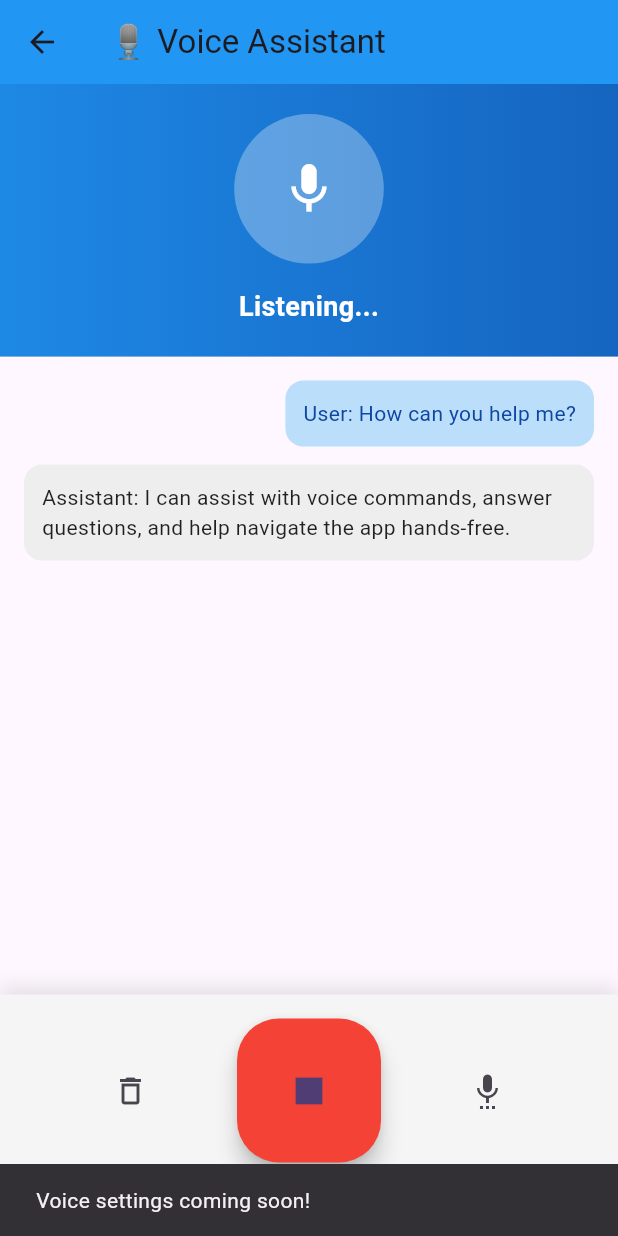
After one commit to Shivam-dev925/flag_test, a Flutter app: the VoiceAssistantScreen screen opened directly, after a tap on the "mic" icon, after a tap on the "settings voice" icon, on a phone screen of 412 x 824 dp. The commit adds this screen. Run offline on Flutter 3.47's test engine with Material 3 defaults, Android fonts, the phone set to English and light mode, and no system bars; our stand-ins replace shared_preferences; accounts and stored records are empty.

Commit message:
feat(experimental): Add Voice Assistant behind feature flag
Implements:
- AI-powered voice assistant for hands-free interaction
- Animated microphone visualization
- Conversation history tracking
- Voice command simulation

Feature Flag:
- Flag: ENABLE_VOICE_ASSISTANT
- Category: Experimental
- Default: OFF (hidden in production)
- Toggleable: Yes (debug/staging only)

Usage:
  # Enable for testing
  flutter run --dart-define=ENABLE_VOICE_ASSISTANT=true

  # Production build (feature hidden)
  flutter build apk --release

Technical Details:
- Added voice_assistant feature flag to FeatureFlags
- Created VoiceAssistantScreen with animated UI
- Integrated with existing feature flag system
- Wrapped with FeatureFlags.isVoiceAssistantEnabled check

Testing:
- ✅ Feature works when flag is ON
- ✅ Feature hidden when flag is OFF
- ✅ No crashes when disabled
- ✅ Production build verified

BREAKING CHANGE: This is an experimental feature behind a flag.
Production builds will NOT include this feature unless explicitly enabled.

```diff
--- a/lib/core/feature_flags.dart
+++ b/lib/core/feature_flags.dart
@@ -81,6 +81,15 @@ class FeatureFlags {
     defaultEnabled: false,
   );
 
+  static const Feature voiceAssistant = Feature(
+    id: 'voice_assistant',
+    name: 'Voice Assistant',
+    description: 'AI-powered voice assistant for hands-free interaction',
+    category: ProjectCategory.experimental,
+    compileTimeFlag: 'ENABLE_VOICE_ASSISTANT',
+    defaultEnabled: false,
+  );
+
   // ========================================================================
   // EXPERIMENTAL FEATURES
   // ========================================================================
@@ -126,6 +135,7 @@ class FeatureFlags {
     voiceToText,
 
     // Experimental
+    voiceAssistant,
     darkMode,
     offlineMode,
 
@@ -160,6 +170,7 @@ class FeatureFlags {
 
   static Future<bool> get isDoctorAIEnabled => doctorAIAvatar.isEnabled();
   static Future<bool> get isVoiceToTextEnabled => voiceToText.isEnabled();
+  static Future<bool> get isVoiceAssistantEnabled => voiceAssistant.isEnabled();
   static Future<bool> get isDarkModeEnabled => darkMode.isEnabled();
   static Future<bool> get isOfflineModeEnabled => offlineMode.isEnabled();
   static Future<bool> get isEnhancedSearchEnabled => enhancedSearch.isEnabled();
--- /dev/null
+++ b/lib/features/experimental/voice_assistant_screen.dart
@@ -0,0 +1,257 @@
+import 'package:flutter/material.dart';
+
+/// Voice Assistant Screen
+///
+/// This is an experimental feature demonstrating hands-free voice interaction.
+/// Feature is behind ENABLE_VOICE_ASSISTANT flag.
+class VoiceAssistantScreen extends StatefulWidget {
+  const VoiceAssistantScreen({super.key});
+
+  @override
+  State<VoiceAssistantScreen> createState() => _VoiceAssistantScreenState();
+}
+
+class _VoiceAssistantScreenState extends State<VoiceAssistantScreen>
+    with SingleTickerProviderStateMixin {
+  late AnimationController _controller;
+  bool _isListening = false;
+  String _status = 'Say "Hey Assistant" to begin';
+  final List<String> _conversation = [];
+
+  @override
+  void initState() {
+    super.initState();
+    _controller = AnimationController(
+      duration: const Duration(milliseconds: 1500),
+      vsync: this,
+    )..repeat(reverse: true);
+  }
+
+  @override
+  void dispose() {
+    _controller.dispose();
+    super.dispose();
+  }
+
+  void _toggleListening() {
+    setState(() {
+      _isListening = !_isListening;
+      if (_isListening) {
+        _status = 'Listening...';
+        _simulateResponse();
+      } else {
+        _status = 'Say "Hey Assistant" to begin';
+      }
+    });
+  }
+
+  void _simulateResponse() {
+    Future.delayed(const Duration(seconds: 2), () {
+      if (_isListening && mounted) {
+        setState(() {
+          _conversation.add('User: How can you help me?');
+          _conversation.add(
+              'Assistant: I can assist with voice commands, answer questions, and help navigate the app hands-free.');
+        });
+      }
+    });
+  }
+
+  @override
+  Widget build(BuildContext context) {
+    return Scaffold(
+      appBar: AppBar(
+        title: const Text('🎙️ Voice Assistant'),
+        backgroundColor: Colors.blue,
+      ),
+      body: Column(
+        children: [
+          // Status card
+          Container(
+            width: double.infinity,
+            padding: const EdgeInsets.all(20),
+            decoration: BoxDecoration(
+              gradient: LinearGradient(
+                colors: _isListening
+                    ? [Colors.blue.shade600, Colors.blue.shade800]
+                    : [Colors.grey.shade300, Colors.grey.shade400],
+              ),
+            ),
+            child: Column(
+              children: [
+                // Animated microphone indicator
+                AnimatedBuilder(
+                  animation: _controller,
+                  builder: (context, child) {
+                    return Container(
+                      width: 80 + (_isListening ? _controller.value * 20 : 0),
+                      height: 80 + (_isListening ? _controller.value * 20 : 0),
+                      decoration: BoxDecoration(
+                        shape: BoxShape.circle,
+                        color: Colors.white.withOpacity(0.3),
+                      ),
+                      child: const Icon(
+                        Icons.mic,
+                        size: 40,
+                        color: Colors.white,
+                      ),
+                    );
+                  },
+                ),
+                const SizedBox(height: 16),
+                Text(
+                  _status,
+                  style: const TextStyle(
+                    color: Colors.white,
+                    fontSize: 18,
+                    fontWeight: FontWeight.bold,
+                  ),
+                  textAlign: TextAlign.center,
+                ),
+              ],
+            ),
+          ),
+
+          // Conversation history
+          Expanded(
+            child: _conversation.isEmpty
+                ? Center(
+                    child: Column(
+                      mainAxisAlignment: MainAxisAlignment.center,
+                      children: [
+                        Icon(
+                          Icons.voice_chat,
+                          size: 80,
+                          color: Colors.grey.shade300,
+                        ),
+                        const SizedBox(height: 16),
+                        Text(
+                          'No conversation yet',
+                          style: TextStyle(
+                            color: Colors.grey.shade600,
+                            fontSize: 16,
+                          ),
+                        ),
+                        const SizedBox(height: 8),
+                        Text(
+                          'Tap the microphone button to start',
+                          style: TextStyle(
+                            color: Colors.grey.shade500,
+                            fontSize: 14,
+                          ),
+                        ),
+                      ],
+                    ),
+                  )
+                : ListView.builder(
+                    padding: const EdgeInsets.all(16),
+                    itemCount: _conversation.length,
+                    itemBuilder: (context, index) {
+                      final message = _conversation[index];
+                      final isUser = message.startsWith('User:');
+                      return Align(
+                        alignment: isUser
+                            ? Alignment.centerRight
+                            : Alignment.centerLeft,
+                        child: Container(
+                          margin: const EdgeInsets.only(bottom: 12),
+                          padding: const EdgeInsets.all(12),
+                          decoration: BoxDecoration(
+                            color: isUser
+                                ? Colors.blue.shade100
+                                : Colors.grey.shade200,
+                            borderRadius: BorderRadius.circular(12),
+                          ),
+                          child: Text(
+                            message,
+                            style: TextStyle(
+                              color: isUser ? Colors.blue.shade900 : Colors.black87,
+                            ),
+                          ),
+                        ),
+                      );
+                    },
+                  ),
+          ),
+
+          // Control buttons
+          Container(
+            padding: const EdgeInsets.all(16),
+            decoration: BoxDecoration(
+              color: Colors.grey.shade100,
+              boxShadow: [
+                BoxShadow(
+                  color: Colors.black.withOpacity(0.1),
+                  blurRadius: 10,
+                  offset: const Offset(0, -5),
+                ),
+              ],
+            ),
+            child: Row(
+              mainAxisAlignment: MainAxisAlignment.spaceEvenly,
+              children: [
+                // Clear conversation
+                IconButton(
+                  onPressed: _conversation.isNotEmpty
+                      ? () {
+                          setState(() {
+                            _conversation.clear();
+                          });
+                        }
+                      : null,
+                  icon: const Icon(Icons.delete_outline),
+                  tooltip: 'Clear conversation',
+                ),
+
+                // Main mic button
+                FloatingActionButton.large(
+                  onPressed: _toggleListening,
+                  backgroundColor: _isListening ? Colors.red : Colors.blue,
+                  child: Icon(
+                    _isListening ? Icons.stop : Icons.mic,
+                    size: 36,
+                  ),
+                ),
+
+                // Settings
+                IconButton(
+                  onPressed: () {
+                    ScaffoldMessenger.of(context).showSnackBar(
+                      const SnackBar(
+                        content: Text('Voice settings coming soon!'),
+                      ),
+                    );
+                  },
+                  icon: const Icon(Icons.settings_voice),
+                  tooltip: 'Voice settings',
+                ),
+              ],
+            ),
+          ),
+
+          // Experimental badge
+          Container(
+            width: double.infinity,
+            padding: const EdgeInsets.symmetric(vertical: 8),
+            color: Colors.orange.shade100,
+            child: const Row(
+              mainAxisAlignment: MainAxisAlignment.center,
+              children: [
+                Icon(Icons.science, size: 16, color: Colors.orange),
+                SizedBox(width: 8),
+                Text(
+                  '🧪 Experimental Feature - Use with caution',
+                  style: TextStyle(
+                    fontSize: 12,
+                    color: Colors.orange,
+                    fontWeight: FontWeight.bold,
+                  ),
+                ),
+              ],
+            ),
+          ),
+        ],
+      ),
+    );
+  }
+}
--- a/lib/main.dart
+++ b/lib/main.dart
@@ -5,6 +5,7 @@ import 'core/feature_flag_service.dart';
 import 'screens/settings_screen.dart';
 import 'features/doctor_ai/doctor_ai_screen.dart';
 import 'features/experimental/dark_mode_preview.dart';
+import 'features/experimental/voice_assistant_screen.dart';
 
 void main() async {
   WidgetsFlutterBinding.ensureInitialized();
@@ -338,6 +339,21 @@ class _HomePageState extends State<HomePage> {
           color: Colors.orange.shade50,
           child: Column(
             children: [
+              if (_featureStates[FeatureFlags.voiceAssistant.id] == true)
+                ListTile(
+                  leading: const Icon(Icons.mic, color: Colors.orange),
+                  title: const Text('Voice Assistant'),
+                  subtitle: const Text('Hands-free voice interaction'),
+                  trailing: const Icon(Icons.chevron_right),
+                  onTap: () {
+                    Navigator.push(
+                      context,
+                      MaterialPageRoute(
+                        builder: (context) => const VoiceAssistantScreen(),
+                      ),
+                    );
+                  },
+                ),
               if (_featureStates[FeatureFlags.darkMode.id] == true)
                 ListTile(
                   leading: const Icon(Icons.dark_mode, color: Colors.orange),
```
